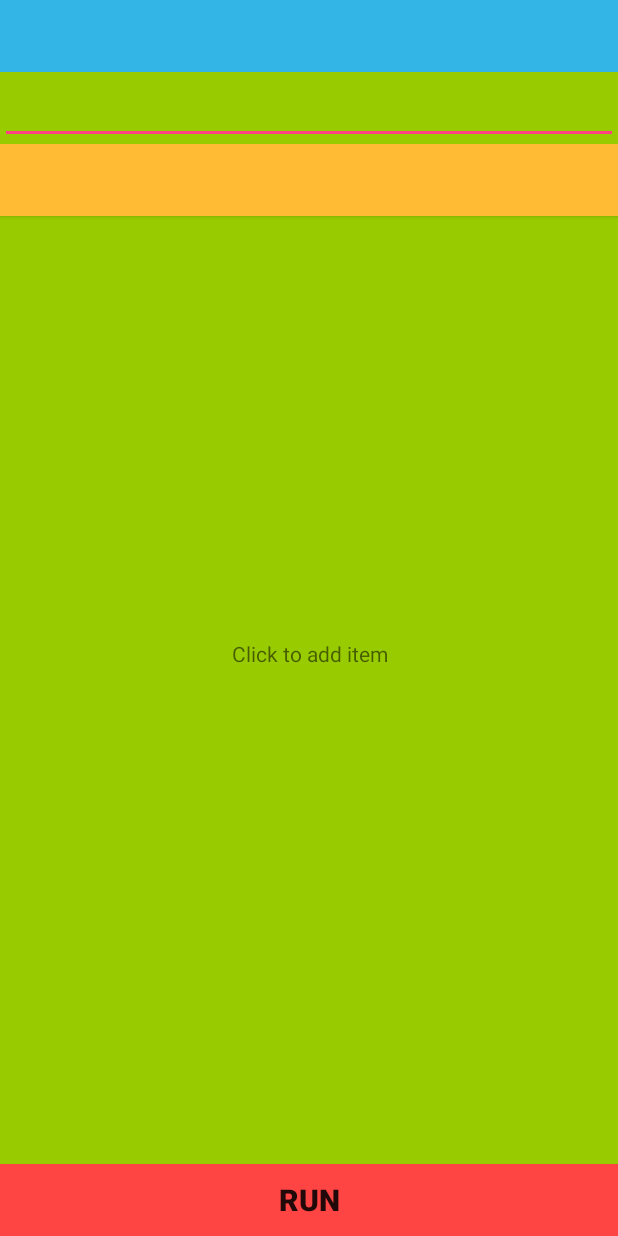
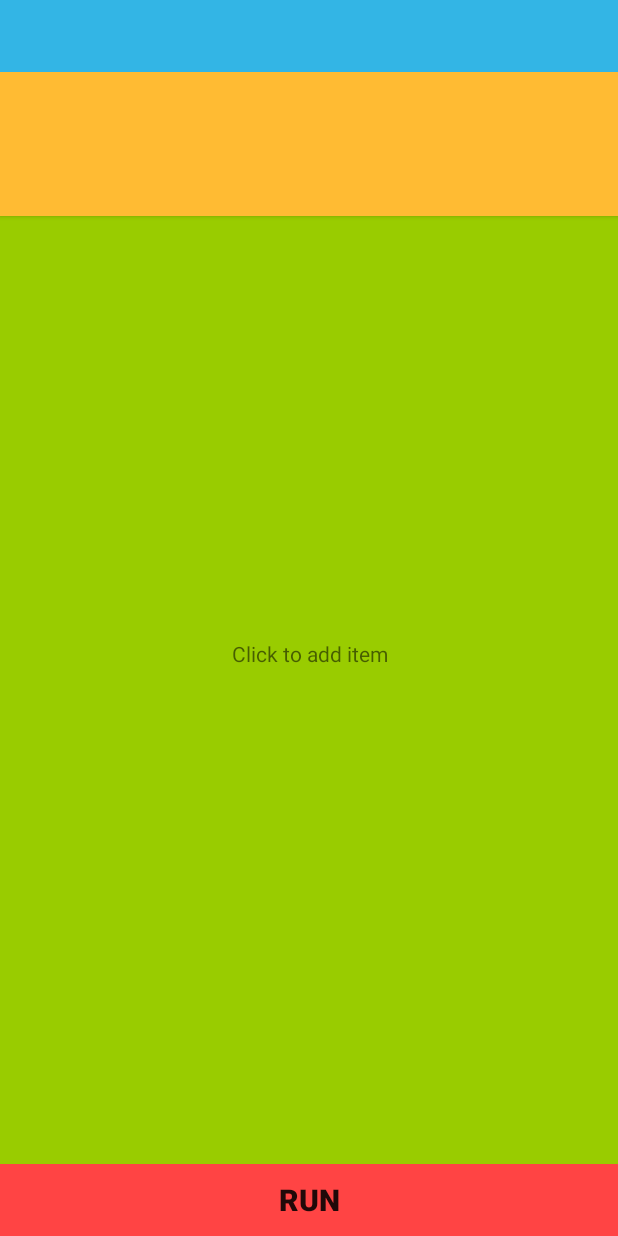
Before and after one commit to ZireJP/TimedLists, an Android app: the layout activity_item.xml on its own in the app's theme, with its tools: preview values and no code run, on a phone screen of 412 x 824 dp. Run offline under Robolectric (Android 15) with nearby library versions, the phone set to English and light mode, and no system bars.

```diff
--- a/app/src/main/res/layout/activity_item.xml
+++ b/app/src/main/res/layout/activity_item.xml
@@ -39,6 +39,9 @@
 
         <EditText
             android:id="@+id/item_edit_text"
+            android:background="@android:color/holo_orange_light"
+            android:textSize="@dimen/text_size"
+            android:textStyle="bold"
             android:layout_width="match_parent"
             android:layout_height="48dip" />
 
--- a/app/src/main/res/layout/activity_main.xml
+++ b/app/src/main/res/layout/activity_main.xml
@@ -10,6 +10,7 @@
         android:layout_below="@+id/item_name"
         android:background="@android:color/holo_green_light"
         android:gravity="center"
+        android:onClick="showAddItem"
         android:text="@string/click_to_add" />
 
     <TextView
```
Also changed, not shown: app/src/main/java/mytimer/julianpeters/xyz/timedlists/ItemActivity.java (+0 -13 lines), app/src/main/java/mytimer/julianpeters/xyz/timedlists/MainActivity.java (+2 -10 lines).
